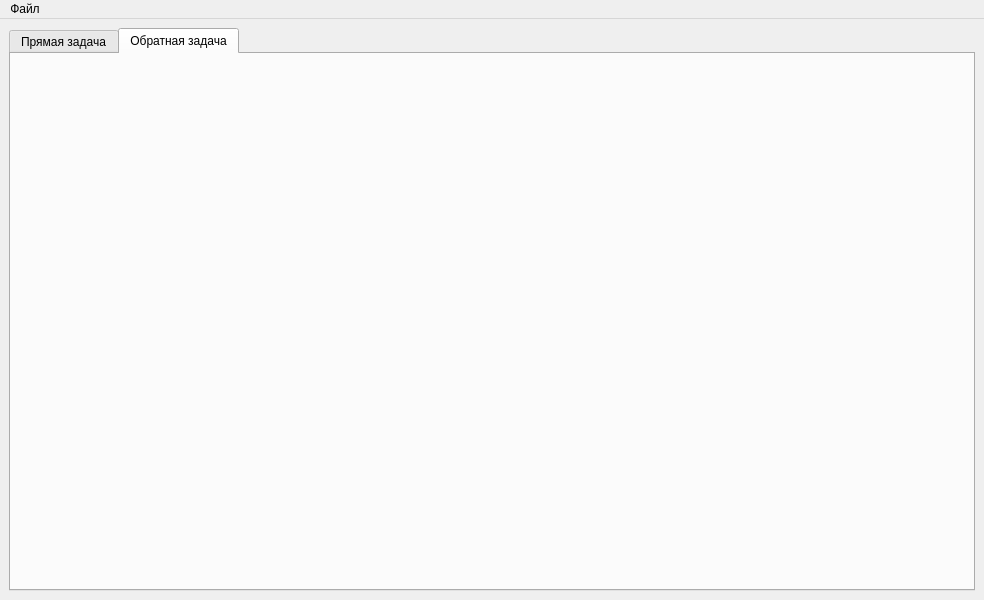
Before: the Qt Designer form design/main.ui in SweetRollxd/magnetic-survey, drawn with Qt 5.
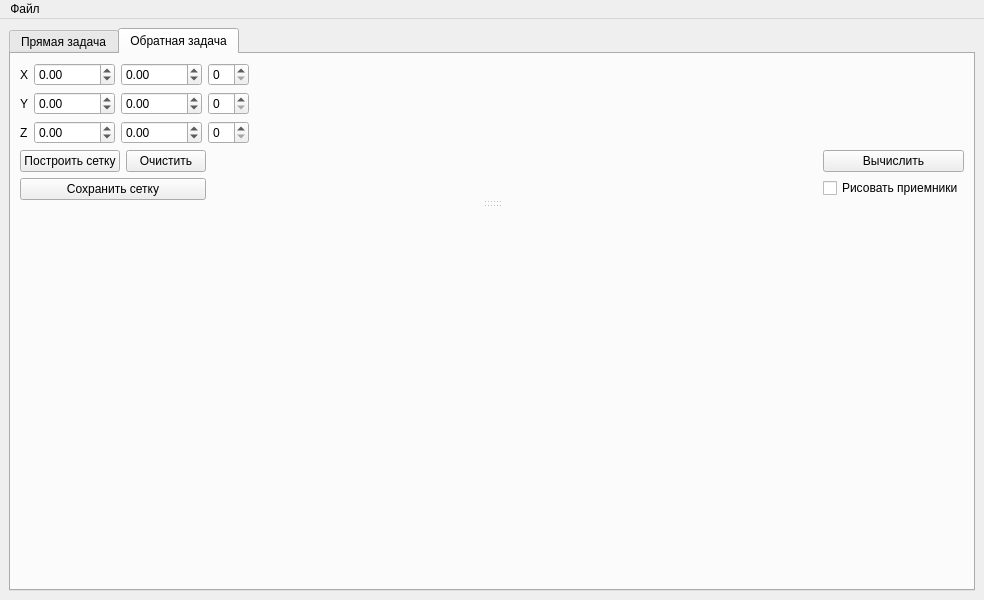
After: the same form once the commit is applied. The open tabs and pages were chosen to show the change.

Commit message: Added plotting in inverse tab

Diff of the .ui file:
```diff
--- a/design/main.ui
+++ b/design/main.ui
@@ -145,26 +145,6 @@
                   </item>
                  </layout>
                 </item>
-                <item>
-                 <layout class="QVBoxLayout" name="verticalLayout_6">
-                  <item>
-                   <spacer name="verticalSpacer">
-                    <property name="orientation">
-                     <enum>Qt::Vertical</enum>
-                    </property>
-                    <property name="sizeType">
-                     <enum>QSizePolicy::Minimum</enum>
-                    </property>
-                    <property name="sizeHint" stdset="0">
-                     <size>
-                      <width>20</width>
-                      <height>40</height>
-                     </size>
-                    </property>
-                   </spacer>
-                  </item>
-                 </layout>
-                </item>
                </layout>
               </item>
               <item>
@@ -346,6 +326,256 @@
        <attribute name="title">
         <string>Обратная задача</string>
        </attribute>
+       <layout class="QVBoxLayout" name="verticalLayout_22">
+        <item>
+         <widget class="QSplitter" name="splitter_2">
+          <property name="sizePolicy">
+           <sizepolicy hsizetype="Preferred" vsizetype="Preferred">
+            <horstretch>0</horstretch>
+            <verstretch>0</verstretch>
+           </sizepolicy>
+          </property>
+          <property name="orientation">
+           <enum>Qt::Vertical</enum>
+          </property>
+          <widget class="QWidget" name="verticalLayoutWidget_6">
+           <layout class="QVBoxLayout" name="verticalLayout_15">
+            <property name="sizeConstraint">
+             <enum>QLayout::SetDefaultConstraint</enum>
+            </property>
+            <item>
+             <layout class="QHBoxLayout" name="horizontalLayout_7">
+              <item>
+               <layout class="QHBoxLayout" name="horizontalLayout_8">
+                <item>
+                 <layout class="QVBoxLayout" name="verticalLayout_6">
+                  <item>
+                   <widget class="QLabel" name="label_4">
+                    <property name="text">
+                     <string>X</string>
+                    </property>
+                   </widget>
+                  </item>
+                  <item>
+                   <widget class="QLabel" name="label_5">
+                    <property name="text">
+                     <string>Y</string>
+                    </property>
+                   </widget>
+                  </item>
+                  <item>
+                   <widget class="QLabel" name="label_6">
+                    <property name="text">
+                     <string>Z</string>
+                    </property>
+                   </widget>
+                  </item>
+                 </layout>
+                </item>
+                <item>
+                 <layout class="QVBoxLayout" name="verticalLayout_16">
+                  <item>
+                   <widget class="QDoubleSpinBox" name="xStartInverseSB">
+                    <property name="minimum">
+                     <double>-10000.000000000000000</double>
+                    </property>
+                    <property name="maximum">
+                     <double>10000.000000000000000</double>
+                    </property>
+                   </widget>
+                  </item>
+                  <item>
+                   <widget class="QDoubleSpinBox" name="yStartInverseSB">
+                    <property name="minimum">
+                     <double>-10000.000000000000000</double>
+                    </property>
+                    <property name="maximum">
+                     <double>10000.000000000000000</double>
+                    </property>
+                   </widget>
+                  </item>
+                  <item>
+                   <widget class="QDoubleSpinBox" name="zStartInverseSB">
+                    <property name="minimum">
+                     <double>-10000.000000000000000</double>
+                    </property>
+                    <property name="maximum">
+                     <double>10000.000000000000000</double>
+                    </property>
+                   </widget>
+                  </item>
+                 </layout>
+                </item>
+                <item>
+                 <layout class="QVBoxLayout" name="verticalLayout_17">
+                  <item>
+                   <widget class="QDoubleSpinBox" name="xEndInverseSB">
+                    <property name="minimum">
+                     <double>-10000.000000000000000</double>
+                    </property>
+                    <property name="maximum">
+                     <double>10000.000000000000000</double>
+                    </property>
+                   </widget>
+                  </item>
+                  <item>
+                   <widget class="QDoubleSpinBox" name="yEndInverseSB">
+                    <property name="minimum">
+                     <double>-10000.000000000000000</double>
+                    </property>
+                    <property name="maximum">
+                     <double>10000.000000000000000</double>
+                    </property>
+                   </widget>
+                  </item>
+                  <item>
+                   <widget class="QDoubleSpinBox" name="zEndInverseSB">
+                    <property name="minimum">
+                     <double>-10000.000000000000000</double>
+                    </property>
+                    <property name="maximum">
+                     <double>10000.000000000000000</double>
+                    </property>
+                   </widget>
+                  </item>
+                 </layout>
+                </item>
+                <item>
+                 <layout class="QVBoxLayout" name="verticalLayout_18">
+                  <item>
+                   <widget class="QSpinBox" name="xCntInverseSB"/>
+                  </item>
+                  <item>
+                   <widget class="QSpinBox" name="yCntInverseSB"/>
+                  </item>
+                  <item>
+                   <widget class="QSpinBox" name="zCntInverseSB"/>
+                  </item>
+                 </layout>
+                </item>
+               </layout>
+              </item>
+              <item>
+               <spacer name="horizontalSpacer_3">
+                <property name="orientation">
+                 <enum>Qt::Horizontal</enum>
+                </property>
+                <property name="sizeHint" stdset="0">
+                 <size>
+                  <width>40</width>
+                  <height>20</height>
+                 </size>
+                </property>
+               </spacer>
+              </item>
+              <item>
+               <layout class="QVBoxLayout" name="verticalLayout_19"/>
+              </item>
+             </layout>
+            </item>
+            <item>
+             <layout class="QHBoxLayout" name="horizontalLayout_11">
+              <item>
+               <layout class="QVBoxLayout" name="verticalLayout_20">
+                <item>
+                 <layout class="QHBoxLayout" name="horizontalLayout_12">
+                  <item>
+                   <widget class="QPushButton" name="drawInverseMeshBtn">
+                    <property name="sizePolicy">
+                     <sizepolicy hsizetype="Minimum" vsizetype="Maximum">
+                      <horstretch>0</horstretch>
+                      <verstretch>0</verstretch>
+                     </sizepolicy>
+                    </property>
+                    <property name="text">
+                     <string>Построить сетку</string>
+                    </property>
+                   </widget>
+                  </item>
+                  <item>
+                   <widget class="QPushButton" name="clearInverseMeshBtn">
+                    <property name="text">
+                     <string>Очистить</string>
+                    </property>
+                   </widget>
+                  </item>
+                 </layout>
+                </item>
+                <item>
+                 <widget class="QPushButton" name="saveInverseMeshBtn">
+                  <property name="text">
+                   <string>Сохранить сетку</string>
+                  </property>
+                 </widget>
+                </item>
+               </layout>
+              </item>
+              <item>
+               <spacer name="horizontalSpacer_4">
+                <property name="orientation">
+                 <enum>Qt::Horizontal</enum>
+                </property>
+                <property name="sizeHint" stdset="0">
+                 <size>
+                  <width>40</width>
+                  <height>20</height>
+                 </size>
+                </property>
+               </spacer>
+              </item>
+              <item>
+               <layout class="QVBoxLayout" name="verticalLayout_21">
+                <item>
+                 <widget class="QPushButton" name="inverseCalculateBtn">
+                  <property name="enabled">
+                   <bool>true</bool>
+                  </property>
+                  <property name="sizePolicy">
+                   <sizepolicy hsizetype="Minimum" vsizetype="Fixed">
+                    <horstretch>0</horstretch>
+                    <verstretch>0</verstretch>
+                   </sizepolicy>
+                  </property>
+                  <property name="text">
+                   <string>Вычислить</string>
+                  </property>
+                 </widget>
+                </item>
+                <item>
+                 <widget class="QCheckBox" name="drawReceiversInverseCheckbox">
+                  <property name="text">
+                   <string>Рисовать приемники</string>
+                  </property>
+                 </widget>
+                </item>
+               </layout>
+              </item>
+             </layout>
+            </item>
+           </layout>
+          </widget>
+          <widget class="QWidget" name="verticalLayoutWidget_7">
+           <layout class="QVBoxLayout" name="meshInverseLayout"/>
+          </widget>
+          <widget class="QWidget" name="verticalLayoutWidget_8">
+           <layout class="QVBoxLayout" name="origMeshLayout"/>
+          </widget>
+         </widget>
+        </item>
+        <item>
+         <spacer name="verticalSpacer_3">
+          <property name="orientation">
+           <enum>Qt::Vertical</enum>
+          </property>
+          <property name="sizeHint" stdset="0">
+           <size>
+            <width>20</width>
+            <height>346</height>
+           </size>
+          </property>
+         </spacer>
+        </item>
+       </layout>
       </widget>
      </widget>
     </item>
```
Left out of the diff: 20 changed lines with no effect on the pictures. The commit also changes 9 other files.
